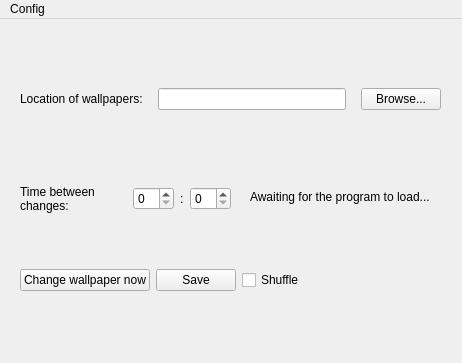
The window that forms/wallpaperchanger.ui (eliardneru/WallpaperChanger) describes before a commit, drawn with Qt 5.
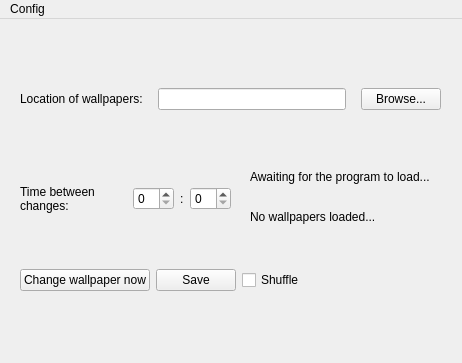
The same window after the commit. Icons and pictures are not drawn.

Patch:
```diff
--- a/forms/wallpaperchanger.ui
+++ b/forms/wallpaperchanger.ui
@@ -204,7 +204,7 @@
     <property name="geometry">
      <rect>
       <x>250</x>
-      <y>170</y>
+      <y>150</y>
       <width>191</width>
       <height>16</height>
      </rect>
@@ -213,6 +213,19 @@
      <string>Awaiting for the program to load...</string>
     </property>
    </widget>
+   <widget class="QLabel" name="wallCountLbl">
+    <property name="geometry">
+     <rect>
+      <x>250</x>
+      <y>190</y>
+      <width>191</width>
+      <height>16</height>
+     </rect>
+    </property>
+    <property name="text">
+     <string>No wallpapers loaded...</string>
+    </property>
+   </widget>
   </widget>
   <widget class="QMenuBar" name="menubar">
    <property name="geometry">
```
Left out of the diff: 18 changed lines with no effect on the pictures.
